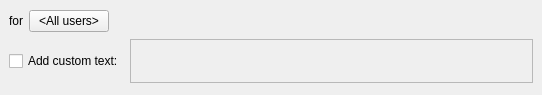
Above: vms/client/nx_vms_client_desktop/src/ui/widgets/business/push_notification_business_action_widget.ui from networkoptix/nx_open before the change. Below: the same form after it.
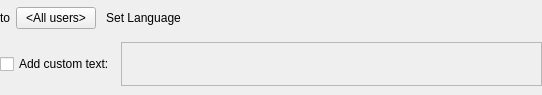
That is the form after the change. The open tabs and pages were chosen to show the change. Custom widgets are drawn as their Qt base class.

Commit message:
VMS-17641, VMS-17670: Fixed send notification action widget layout, added 'Set Language' button
Branch: vms_4.1

Diff of the .ui file:
```diff
--- a/vms/client/nx_vms_client_desktop/src/ui/widgets/business/push_notification_business_action_widget.ui
+++ b/vms/client/nx_vms_client_desktop/src/ui/widgets/business/push_notification_business_action_widget.ui
@@ -28,6 +28,9 @@
    </property>
    <item>
     <widget class="QStackedWidget" name="stackedWidget">
+     <property name="frameShape">
+      <enum>QFrame::NoFrame</enum>
+     </property>
      <property name="currentIndex">
       <number>1</number>
      </property>
@@ -81,12 +84,24 @@
      </widget>
      <widget class="QWidget" name="connectedPage">
       <layout class="QVBoxLayout" name="verticalLayout">
+       <property name="leftMargin">
+        <number>0</number>
+       </property>
+       <property name="topMargin">
+        <number>0</number>
+       </property>
+       <property name="rightMargin">
+        <number>0</number>
+       </property>
+       <property name="bottomMargin">
+        <number>0</number>
+       </property>
        <item>
         <layout class="QHBoxLayout" name="horizontalLayout">
          <item>
           <widget class="QLabel" name="usersLabel">
            <property name="text">
-            <string>for</string>
+            <string>to</string>
            </property>
           </widget>
          </item>
@@ -97,6 +112,16 @@
            </property>
           </widget>
          </item>
+         <item>
+          <widget class="QPushButton" name="languageButton">
+           <property name="text">
+            <string>Set Language</string>
+           </property>
+           <property name="flat">
+            <bool>true</bool>
+           </property>
+          </widget>
+         </item>
          <item>
           <spacer name="horizontalSpacer">
            <property name="orientation">
@@ -105,7 +130,7 @@
            <property name="sizeHint" stdset="0">
             <size>
              <width>99</width>
-             <height>17</height>
+             <height>1</height>
             </size>
            </property>
           </spacer>
```
Left out of the diff: 18 changed lines with no effect on the pictures. The commit also changes 3 other files.
